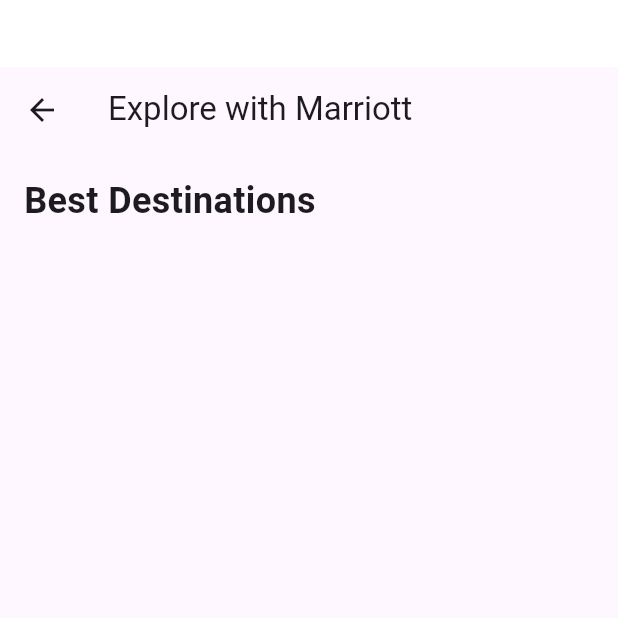
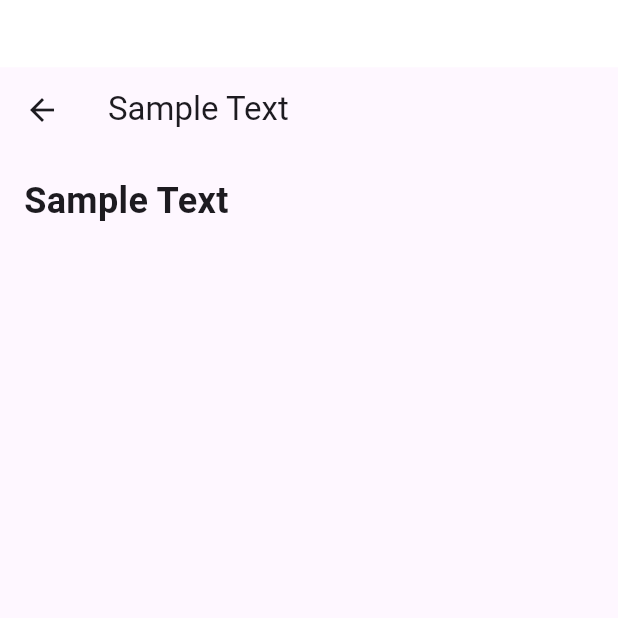
Before and after one commit to Team2Infi2024-2025/MobileAppUserSide, a Flutter app: the Sample screen opened directly, on a phone screen of 412 x 824 dp, the top half of it. Run offline on Flutter 3.47's test engine with Material 3 defaults, Android fonts, the phone set to English and light mode, and no system bars; our stand-ins replace localstorage, supabase_flutter; accounts and stored records are empty; project files that could hold a hidden picture were left out.

Commit message:
Sample Page Update

```diff
--- a/lib/Samples/sample.dart
+++ b/lib/Samples/sample.dart
@@ -55,7 +55,7 @@ class Sample extends StatelessWidget {
         padding: const EdgeInsets.only(top: 45.0), // Add padding to the top
         child: Scaffold(
           appBar: AppBar(
-            title: const Text('Explore with Marriott'),
+            title: const Text('Sample Text'),
           ),
           body: const SafeArea( // Add SafeArea to prevent overlap with system UI
             child: Column(
@@ -64,7 +64,7 @@ class Sample extends StatelessWidget {
                 Padding(
                   padding: EdgeInsets.all(16.0),
                   child: Text(
-                    'Best Destinations',
+                    'Sample Text',
                     style: TextStyle(fontSize: 24, fontWeight: FontWeight.bold),
                   ),
                 ),
```
